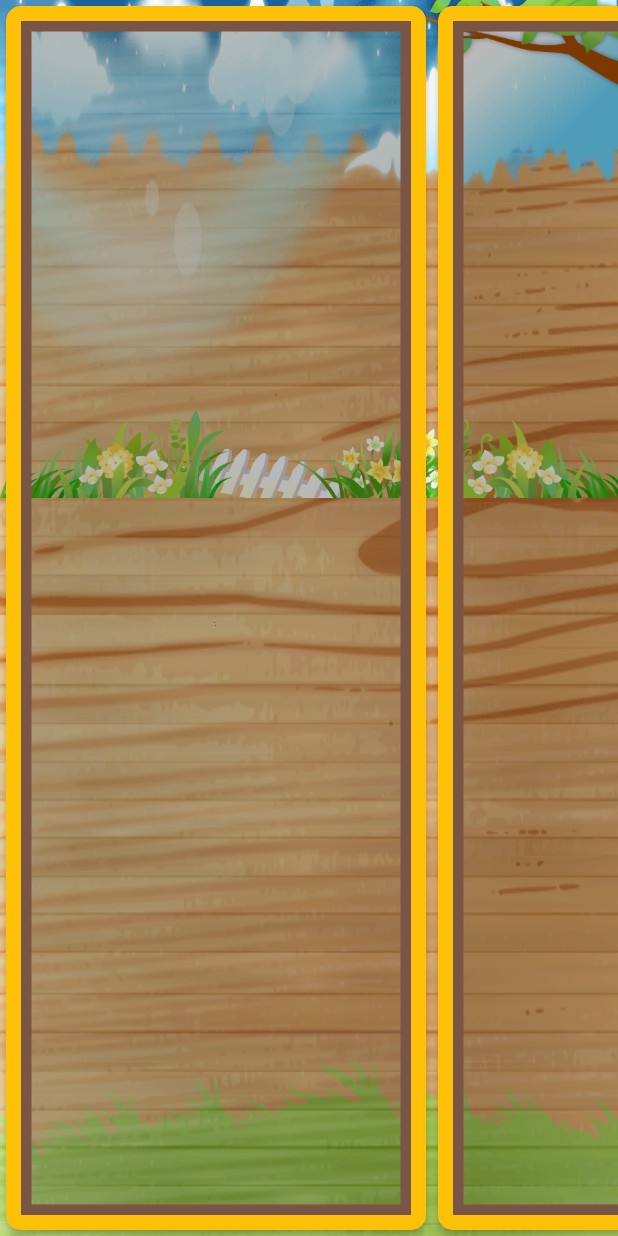
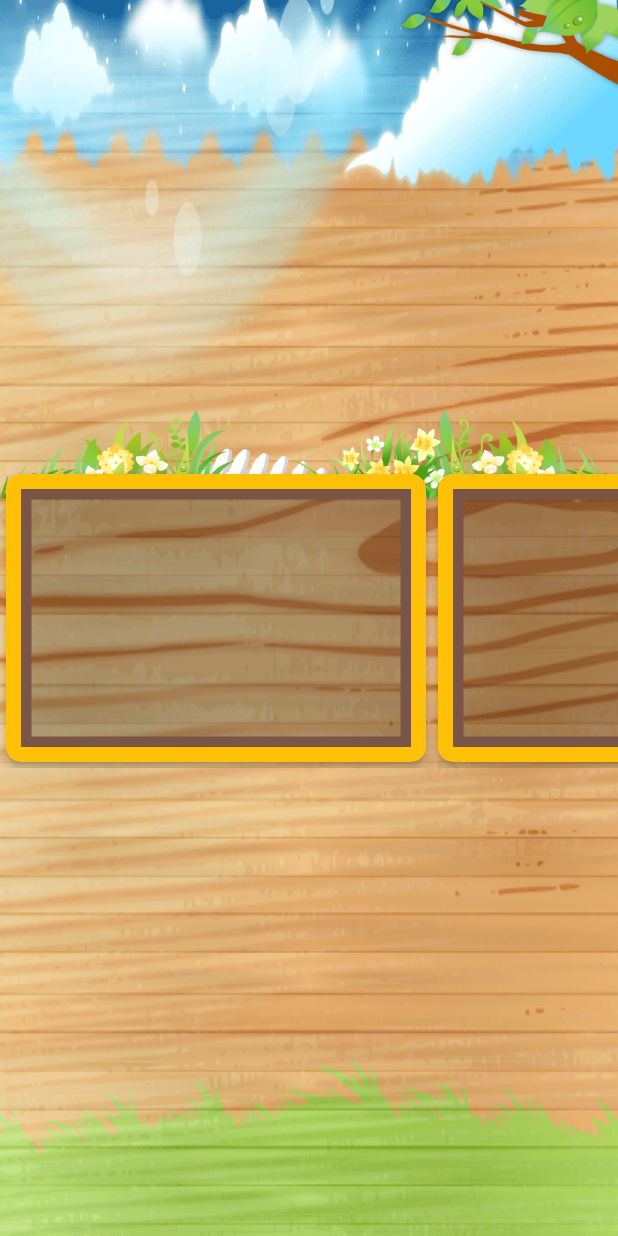
Before and after one commit to CoMatu/toddler_books, a Flutter app: the screen it shows after launch, on a phone screen of 412 x 824 dp. Run offline on Flutter 3.47's test engine with Material 2 defaults, Android fonts, the phone set to English and light mode, and no system bars.

Commit message:
сделал листвью

```diff
--- a/lib/bookshelf.dart
+++ b/lib/bookshelf.dart
@@ -10,12 +10,11 @@ class BookShelf extends StatefulWidget {
 }
 
 class BookShelfState extends State<BookShelf> with TickerProviderStateMixin {
-
   AnimationController _controller;
   Animation _animation;
 
   @override
-  void initState(){
+  void initState() {
     super.initState();
     _controller =
         AnimationController(vsync: this, duration: Duration(seconds: 3));
@@ -24,21 +23,13 @@ class BookShelfState extends State<BookShelf> with TickerProviderStateMixin {
       curve: Curves.fastOutSlowIn,
     ));
     _controller.forward();
-
-
   }
 
   @override
   Widget build(BuildContext context) {
-
     final double width = MediaQuery.of(context).size.width;
-    return AnimatedBuilder(
-      animation: _controller,
-      builder: (BuildContext context, Widget child) {
-        double animval = _animation.value;
     return Scaffold(
-          body:
-          Stack(
+      body: Stack(
         children: <Widget>[
           Container(
             decoration: BoxDecoration(
@@ -47,7 +38,11 @@ class BookShelfState extends State<BookShelf> with TickerProviderStateMixin {
                   fit: BoxFit.fill),
             ),
           ),
-              Transform(
+          AnimatedBuilder(
+            animation: _controller,
+            builder: (BuildContext context, Widget child) {
+              double animval = _animation.value;
+              return Transform(
                   transform: Matrix4.translationValues(animval * width, 0.0, 0.0),
                   child: Container(
                       width: width,
@@ -57,8 +52,12 @@ class BookShelfState extends State<BookShelf> with TickerProviderStateMixin {
                         fit: BoxFit.fill,
                       )
                   )
+              );
+            },
           ),
           Center(
+            child: Container(
+              height: 200.0,
               child: ListView.builder(
                 scrollDirection: Axis.horizontal,
                 itemCount: 5,
@@ -66,11 +65,11 @@ class BookShelfState extends State<BookShelf> with TickerProviderStateMixin {
                   return BookshelfCard();
                 },
               )
+              ,
             ),
+          )
         ],
       ),
-        );
-      },
     );
   }
 
```
Lines whose indentation alone changed are shown as unchanged.
